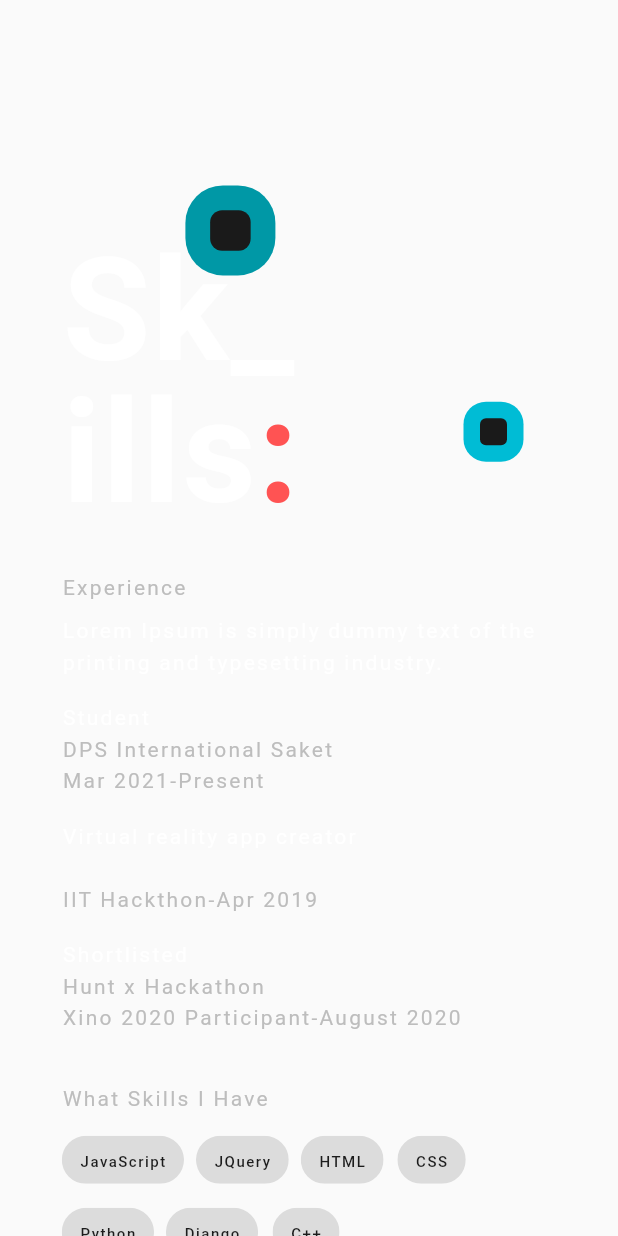
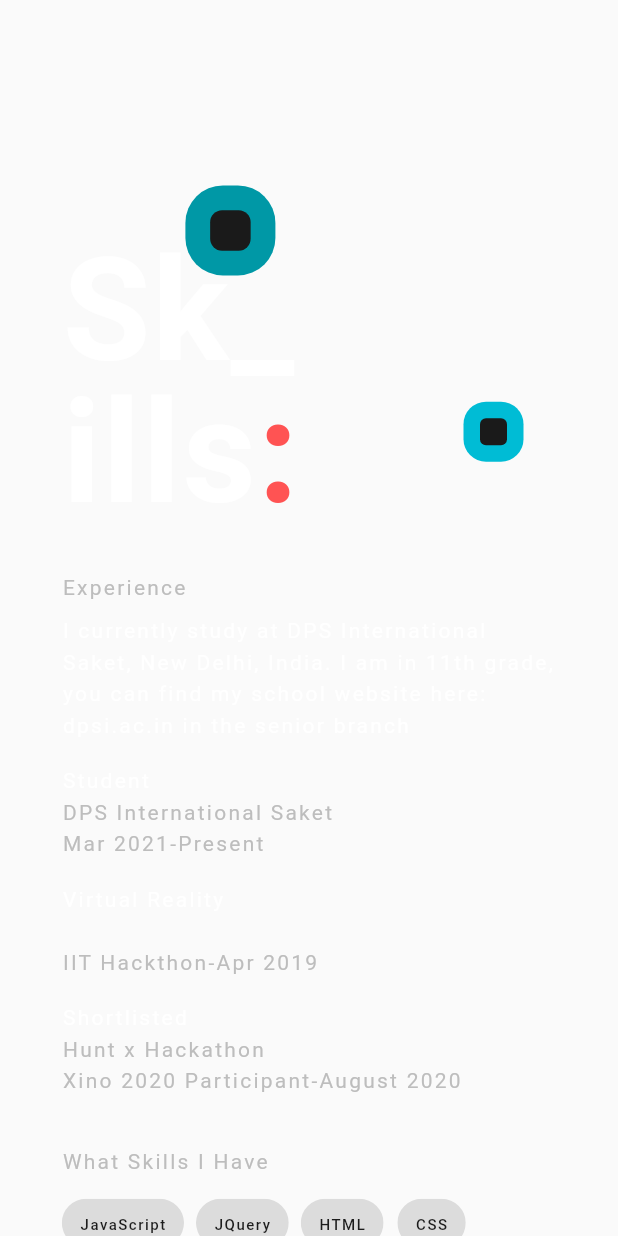
Before and after one commit to LakshayK0804/My-Portfolio, a Flutter app: the SkillsWidget widget shown alone on an empty page, opened directly, on a phone screen of 412 x 824 dp. Run offline on Flutter 3.47's test engine with Material 2 defaults, Android fonts, the phone set to English and light mode, and no system bars; missing offline and left inert: dart:html, flutter_web, universal_html; network calls fail; Roboto replaces fonts that are missing (Inconsolata, ProductSans).

Commit message:
More customization

```diff
--- a/lib/constants/strings.dart
+++ b/lib/constants/strings.dart
@@ -28,7 +28,7 @@ class Strings {
   static const String skills = 'Sk_\nills';
   static const String experience = 'Experience';
   static const String skills_i_have = 'What Skills I Have';
-  static const String rights_reserved = '';
+  static const String rights_reserved = 'Having organized multiple hackathons, been a part of multiple projects such as CtrlAltComplete. I know my way around computers. ';
 
   static final skillsList = [
     'JavaScript',
@@ -51,7 +51,7 @@ class Strings {
       'IIT Hackthon',
       'Apr 2019',
       '',
-      'Virtual reality app creator',
+      'Virtual Reality',
     ),
     Education(
       'Xino 2020 Participant',
--- a/lib/ui/pages/skills.dart
+++ b/lib/ui/pages/skills.dart
@@ -331,7 +331,7 @@ class _SkillsWidgetState extends State<SkillsWidget> {
 
   Widget _buildEducationSummary() {
     return Text(
-      'Lorem Ipsum is simply dummy text of the printing and typesetting industry.',
+      'I currently study at DPS International Saket, New Delhi, India. I am in 11th grade, you can find my school website here: dpsi.ac.in in the senior branch',
       style: TextStyles.body.copyWith(color: Colors.white),
     );
   }
--- a/lib/utils/screen/screen_utils.dart
+++ b/lib/utils/screen/screen_utils.dart
@@ -1,14 +1,10 @@
-/*
- * Created by 李卓原 on 2018/9/29.
- * email: zhuoyuan93@gmail.com
- */
 
 import 'package:flutter_web/material.dart';
 
 class ScreenUtil {
   static ScreenUtil instance = new ScreenUtil();
 
-  //设计稿的设备尺寸修改
+
   double width;
   double height;
   bool allowFontScaling;
```
